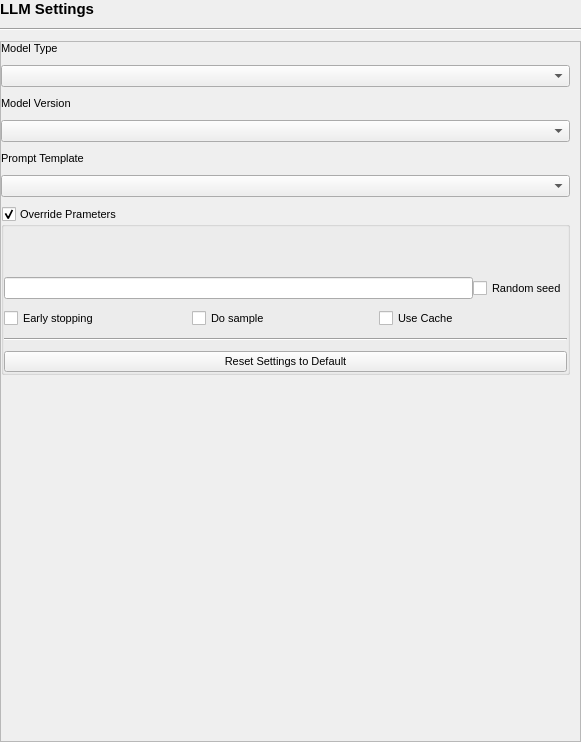
Qt form src/airunner/gui/widgets/llm/templates/llm_settings.ui (Capsize-Games/airunner) before a commit.
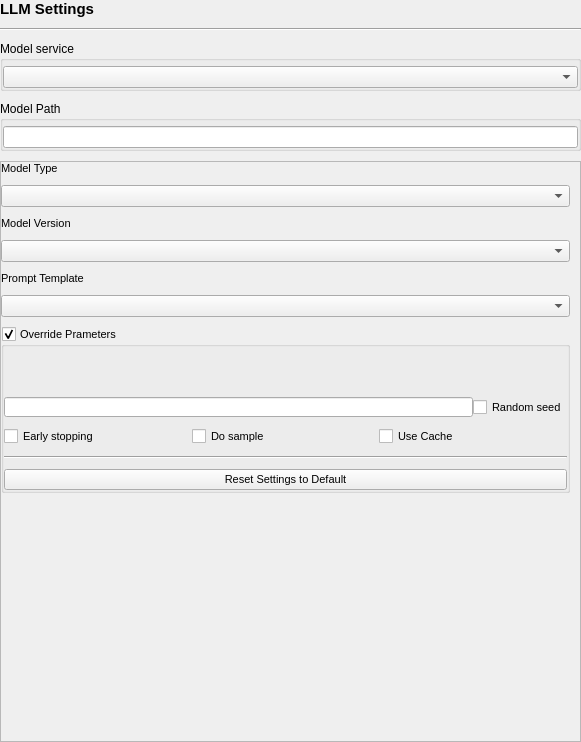
The same form after that commit. Custom widgets are drawn as their Qt base class.

Commit message: Steps towards allowing arbitrary models

What changed in the file:
```diff
--- a/src/airunner/gui/widgets/llm/templates/llm_settings.ui
+++ b/src/airunner/gui/widgets/llm/templates/llm_settings.ui
@@ -32,20 +32,7 @@
    <property name="verticalSpacing">
     <number>10</number>
    </property>
-   <item row="0" column="0">
-    <widget class="QLabel" name="label_2">
-     <property name="font">
-      <font>
-       <pointsize>11</pointsize>
-       <bold>true</bold>
-      </font>
-     </property>
-     <property name="text">
-      <string>LLM Settings</string>
-     </property>
-    </widget>
-   </item>
-   <item row="2" column="0">
+   <item row="4" column="0">
     <widget class="QScrollArea" name="scrollArea">
      <property name="frameShadow">
       <enum>QFrame::Shadow::Plain</enum>
@@ -62,7 +49,7 @@
         <x>0</x>
         <y>0</y>
         <width>579</width>
-        <height>700</height>
+        <height>563</height>
        </rect>
       </property>
       <layout class="QGridLayout" name="gridLayout">
@@ -863,9 +850,6 @@
           <property name="verticalSpacing">
            <number>10</number>
           </property>
-          <item row="1" column="0">
-           <widget class="QComboBox" name="model"/>
-          </item>
           <item row="0" column="0">
            <widget class="QLabel" name="model_type_label">
             <property name="text">
@@ -873,6 +857,9 @@
             </property>
            </widget>
           </item>
+          <item row="1" column="0">
+           <widget class="QComboBox" name="model"/>
+          </item>
          </layout>
         </widget>
        </item>
@@ -880,6 +867,19 @@
      </widget>
     </widget>
    </item>
+   <item row="0" column="0">
+    <widget class="QLabel" name="label_2">
+     <property name="font">
+      <font>
+       <pointsize>11</pointsize>
+       <bold>true</bold>
+      </font>
+     </property>
+     <property name="text">
+      <string>LLM Settings</string>
+     </property>
+    </widget>
+   </item>
    <item row="1" column="0">
     <widget class="Line" name="line_2">
      <property name="orientation">
@@ -887,6 +887,54 @@
      </property>
     </widget>
    </item>
+   <item row="2" column="0">
+    <widget class="QGroupBox" name="groupBox">
+     <property name="title">
+      <string>Model service</string>
+     </property>
+     <layout class="QVBoxLayout" name="verticalLayout">
+      <property name="leftMargin">
+       <number>0</number>
+      </property>
+      <property name="topMargin">
+       <number>5</number>
+      </property>
+      <property name="rightMargin">
+       <number>0</number>
+      </property>
+      <property name="bottomMargin">
+       <number>0</number>
+      </property>
+      <item>
+       <widget class="QComboBox" name="model_service"/>
+      </item>
+     </layout>
+    </widget>
+   </item>
+   <item row="3" column="0">
+    <widget class="QGroupBox" name="remote_model_path">
+     <property name="title">
+      <string>Model Path</string>
+     </property>
+     <layout class="QVBoxLayout" name="verticalLayout_2">
+      <property name="leftMargin">
+       <number>0</number>
+      </property>
+      <property name="topMargin">
+       <number>5</number>
+      </property>
+      <property name="rightMargin">
+       <number>0</number>
+      </property>
+      <property name="bottomMargin">
+       <number>0</number>
+      </property>
+      <item>
+       <widget class="QLineEdit" name="model_path"/>
+      </item>
+     </layout>
+    </widget>
+   </item>
   </layout>
  </widget>
  <customwidgets>
```
Left out of the diff: 52 changed lines with no effect on the pictures. The commit also changes 21 other files.
